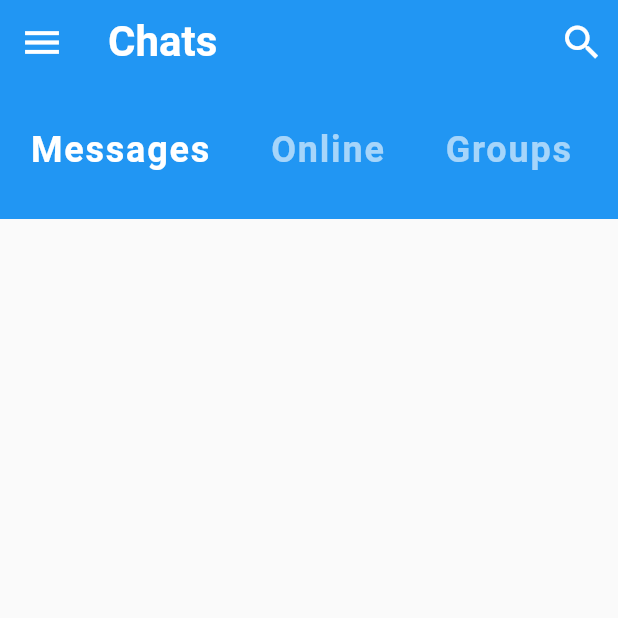
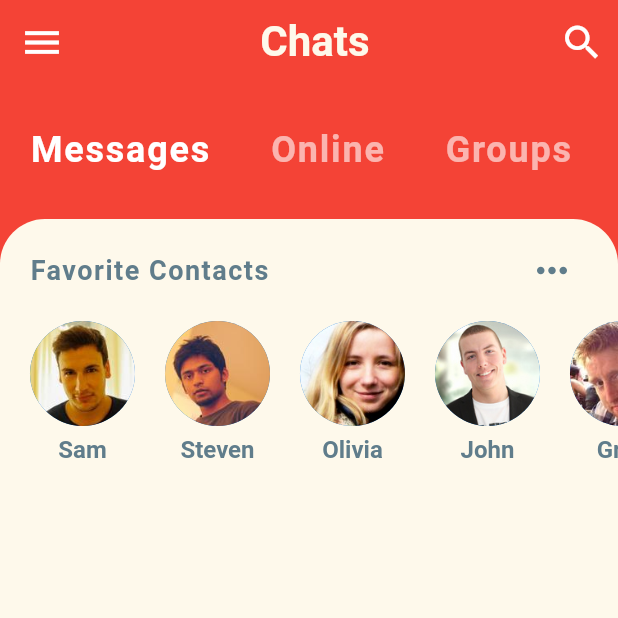
Before and after one commit to CynicalMan/ChattingApp, a Flutter app: the screen it shows after launch, on a phone screen of 412 x 824 dp, the top half of it. Run offline on Flutter 3.47's test engine with Material 2 defaults, Android fonts, the phone set to English and light mode, and no system bars.

Commit message:
added the navbar and the favorite contacts

```diff
--- a/lib/main.dart
+++ b/lib/main.dart
@@ -14,8 +14,19 @@ class MyApp extends StatelessWidget {
     return MaterialApp(
       title: 'Flutter Demo',
       theme: ThemeData(
-        primarySwatch: Colors.blue,
-        primaryColor: Colors.red,
+        colorScheme: ColorScheme(
+          brightness: Brightness.light,
+          primary: Colors.red,
+          onPrimary: Color(0xFFFEF9EB),
+          secondary: Colors.black,
+          onSecondary: Colors.black,
+          error: Colors.black,
+          onError: Colors.black,
+          background: Colors.black,
+          onBackground: Colors.black,
+          surface: Colors.black,
+          onSurface: Colors.black
+          )
       ),
       debugShowCheckedModeBanner: false,
       home: Home(),
--- a/lib/models/message.dart
+++ b/lib/models/message.dart
@@ -14,43 +14,43 @@ class Message {
 final Client currentUser = Client(
   id: 0,
   name: 'Current User',
-  imageUrl: 'assets/images/greg.jbg'
+  imageUrl: 'assets/images/greg.jpg'
 );
 
 final Client greg = Client(
   id: 1,
   name: 'Greg',
-  imageUrl: 'assets/images/greg.jbg'
+  imageUrl: 'assets/images/greg.jpg'
 );
 final Client james = Client(
   id: 2,
   name: 'James',
-  imageUrl: 'assets/images/james.jbg'
+  imageUrl: 'assets/images/james.jpg'
 );
 final Client john = Client(
   id: 3,
   name: 'John',
-  imageUrl: 'assets/images/john.jbg'
+  imageUrl: 'assets/images/john.jpg'
 );
 final Client olivia = Client(
   id: 4,
   name: 'Olivia',
-  imageUrl: 'assets/images/olivia.jbg'
+  imageUrl: 'assets/images/olivia.jpg'
 );
 final Client sam = Client(
   id: 5,
   name: 'Sam',
-  imageUrl: 'assets/images/sam.jbg'
+  imageUrl: 'assets/images/sam.jpg'
 );
 final Client sophia = Client(
   id: 6,
   name: 'Sophia',
-  imageUrl: 'assets/images/sophia.jbg'
+  imageUrl: 'assets/images/sophia.jpg'
 );
 final Client steven = Client(
   id: 7,
   name: 'Steven',
-  imageUrl: 'assets/images/steven.jbg'
+  imageUrl: 'assets/images/steven.jpg'
 );
 
 List<Client> favorites = [sam,steven,olivia,john,greg];
--- a/lib/screens/home_screen.dart
+++ b/lib/screens/home_screen.dart
@@ -1,4 +1,5 @@
-import 'package:chatting_appv1/widgets.dart/category_selector.dart';
+import 'package:chatting_appv1/widgets/category_selector.dart';
+import 'package:chatting_appv1/widgets/favorite_contacts.dart';
 import 'package:flutter/material.dart';
 
 class Home extends StatefulWidget {
@@ -12,6 +13,7 @@ class _HomeState extends State<Home> {
   @override
   Widget build(BuildContext context) {
     return Scaffold(
+      backgroundColor : Theme.of(context).colorScheme.primary,
       appBar: AppBar(
         leading: IconButton(
           onPressed: () {},
@@ -19,11 +21,13 @@ class _HomeState extends State<Home> {
           iconSize: 30.0,
           color: Colors.white,
         ),
-        title: const Text(
-          'Chats',
-            style: TextStyle(
-            fontSize: 28.0,
-            fontWeight: FontWeight.bold
+        title: Center(
+          child: const Text(
+            'Chats',
+              style: TextStyle(
+              fontSize: 28.0,
+              fontWeight: FontWeight.bold
+            ),
           ),
         ),
         elevation: 0.0,
@@ -43,6 +47,22 @@ class _HomeState extends State<Home> {
           //   color: Colors.blue,
           // ),
           CategorySelector(),
+          Expanded(
+            child: Container(
+              decoration: BoxDecoration(
+                color: Theme.of(context).colorScheme.onPrimary,
+                borderRadius: BorderRadius.only(
+                  topLeft: Radius.circular(30.0),
+                  topRight: Radius.circular(30.0)
+                ),
+              ),
+              child: Column(
+                children: <Widget>[
+                  FavoriteContacts(),
+                ],
+              ),
+            ),
+          ),
         ],
       ),
     );
--- a/lib/widgets.dart/category_selector.dart
+++ b/lib/widgets/category_selector.dart
@@ -15,7 +15,7 @@ class _CategorySelectorState extends State<CategorySelector> {
   Widget build(BuildContext context) {
     return Container(
       height: 90.0,
-      color: Colors.blue,
+      color: Theme.of(context).colorScheme.primary,
       child: ListView.builder(
         scrollDirection: Axis.horizontal,
           itemCount: categories.length,
--- /dev/null
+++ b/lib/widgets/favorite_contacts.dart
@@ -0,0 +1,73 @@
+import 'package:chatting_appv1/models/message.dart';
+import 'package:flutter/material.dart';
+
+class FavoriteContacts extends StatelessWidget {
+  const FavoriteContacts({Key? key}) : super(key: key);
+
+  @override
+  Widget build(BuildContext context) {
+    return Padding(
+      padding: const EdgeInsets.symmetric(vertical: 10.0),
+      child: Column(
+        children: [
+          Padding(
+            padding: const EdgeInsets.symmetric(horizontal: 20.0),
+            child: Row(
+              mainAxisAlignment: MainAxisAlignment.spaceBetween,
+              children: <Widget>[
+                Text(
+                  'Favorite Contacts',
+                  style: TextStyle(
+                    color: Colors.blueGrey,
+                    fontSize: 18.0,
+                    fontWeight: FontWeight.bold,
+                    letterSpacing: 1.0
+                  ),
+                ),
+                IconButton(
+                  onPressed: () {},
+                  icon: Icon(
+                    Icons.more_horiz,
+                  ),
+                  iconSize: 30.0,
+                  color: Colors.blueGrey,
+                )
+              ],
+            ),
+          ),
+          Container(
+            height: 120.0,
+            // color: Colors.blue, //for test
+            child: ListView.builder(
+              padding: EdgeInsets.only(left: 10.0),
+              scrollDirection: Axis.horizontal,
+              itemCount: favorites.length,
+              itemBuilder: (context, index) {
+                return Padding(
+                  padding: EdgeInsets.all(10.0),
+                  child: Column(
+                    children: [
+                      CircleAvatar(
+                        radius: 35.0,
+                        backgroundImage: AssetImage(favorites[index].imageUrl),
+                      ),
+                      SizedBox(height: 6.0),
+                      Text(
+                        favorites[index].name,
+                        style: TextStyle(
+                          color: Colors.blueGrey,
+                          fontSize: 16.0,
+                          fontWeight: FontWeight.w600
+                        ),
+                      ),
+                    ],
+                  ),
+                );
+              },
+            ),
+          )
+        ],
+      ),
+    );
+  }
+}
--- a/pubspec.yaml
+++ b/pubspec.yaml
@@ -59,7 +59,7 @@ flutter:
 
   # To add assets to your application, add an assets section, like this:
   assets:
-    - assets/images
+    - assets/images/
 
   # An image asset can refer to one or more resolution-specific "variants", see
   # https://flutter.dev/assets-and-images/#resolution-aware
```
